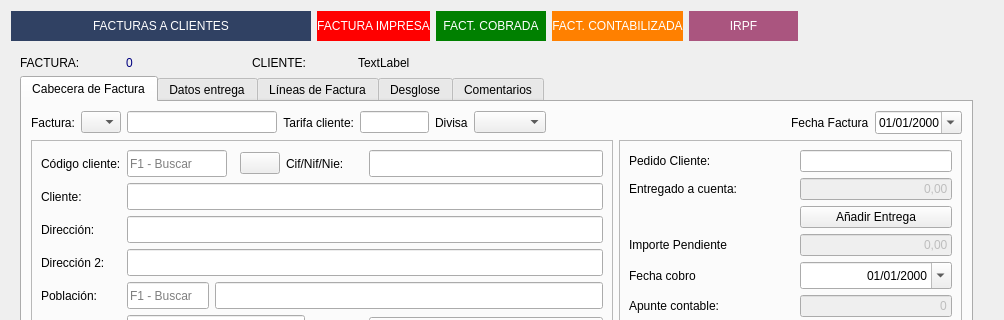
This is Zona_Ventas/frmfacturas.ui in arcnexus/RedFoX as Qt 5 draws it before an edit; both pictures show x 0 to 1004 and y 0 to 320 of the 1004 by 603 pixel window. The edited form follows.
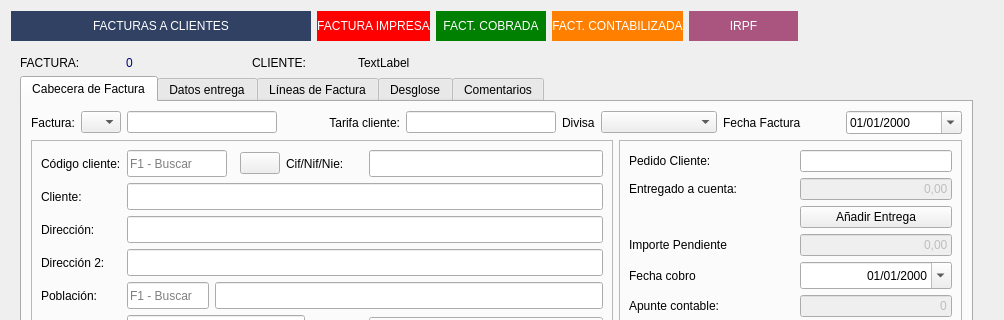
This is the edited form. Icons and pictures are not drawn.

What changed in the file:
```diff
--- a/Zona_Ventas/frmfacturas.ui
+++ b/Zona_Ventas/frmfacturas.ui
@@ -773,6 +773,12 @@
             <layout class="QHBoxLayout" name="horizontalLayout_5">
              <item>
               <widget class="QLabel" name="lblnumfac">
+               <property name="sizePolicy">
+                <sizepolicy hsizetype="Maximum" vsizetype="Preferred">
+                 <horstretch>0</horstretch>
+                 <verstretch>0</verstretch>
+                </sizepolicy>
+               </property>
                <property name="text">
                 <string>Factura:</string>
                </property>
@@ -810,15 +816,9 @@
              </item>
              <item>
               <widget class="QLineEdit" name="txt_tarifa">
-               <property name="minimumSize">
-                <size>
-                 <width>69</width>
-                 <height>0</height>
-                </size>
-               </property>
                <property name="maximumSize">
                 <size>
-                 <width>37</width>
+                 <width>150</width>
                  <height>16777215</height>
                 </size>
                </property>
@@ -826,6 +826,12 @@
              </item>
              <item>
               <widget class="QLabel" name="label_37">
+               <property name="sizePolicy">
+                <sizepolicy hsizetype="Maximum" vsizetype="Preferred">
+                 <horstretch>0</horstretch>
+                 <verstretch>0</verstretch>
+                </sizepolicy>
+               </property>
                <property name="text">
                 <string>Divisa</string>
                </property>
@@ -834,19 +840,6 @@
              <item>
               <widget class="QComboBox" name="cboDivisa"/>
              </item>
-             <item>
-              <spacer name="horizontalSpacer_3">
-               <property name="orientation">
-                <enum>Qt::Horizontal</enum>
-               </property>
-               <property name="sizeHint" stdset="0">
-                <size>
-                 <width>40</width>
-                 <height>20</height>
-                </size>
-               </property>
-              </spacer>
-             </item>
              <item>
               <widget class="QLabel" name="label">
                <property name="text">
```
